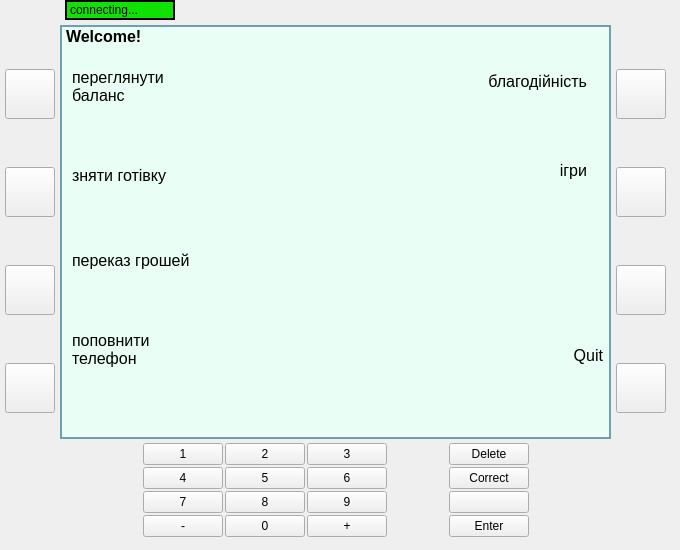
First picture: the form in ATM_Project/mainwindow.ui, repository artikgak/MOOP_ATM, before the edit.
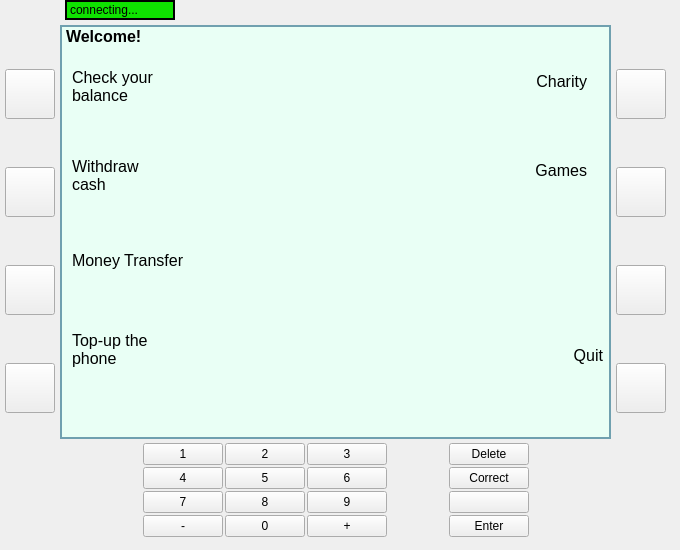
Second picture: the form after the edit. The open tabs and pages were chosen to show the change. Icons and pictures are not drawn.

```diff
--- a/ATM_Project/mainwindow.ui
+++ b/ATM_Project/mainwindow.ui
@@ -595,7 +595,7 @@
 </string>
                 </property>
                 <property name="text">
-                 <string>благодійність</string>
+                 <string>Charity</string>
                 </property>
                 <property name="alignment">
                  <set>Qt::AlignRight|Qt::AlignTrailing|Qt::AlignVCenter</set>
@@ -645,7 +645,7 @@
                  <string notr="true">border-width: 0px;</string>
                 </property>
                 <property name="text">
-                 <string>зняти готівку</string>
+                 <string>Withdraw cash</string>
                 </property>
                 <property name="wordWrap">
                  <bool>true</bool>
@@ -692,7 +692,7 @@
                  <string notr="true">border-width: 0px;</string>
                 </property>
                 <property name="text">
-                 <string>ігри</string>
+                 <string>Games</string>
                 </property>
                 <property name="alignment">
                  <set>Qt::AlignRight|Qt::AlignTrailing|Qt::AlignVCenter</set>
@@ -739,7 +739,7 @@
                  <string notr="true">border-width: 0px;</string>
                 </property>
                 <property name="text">
-                 <string>переглянути баланс</string>
+                 <string>Check your balance</string>
                 </property>
                 <property name="wordWrap">
                  <bool>true</bool>
@@ -786,7 +786,7 @@
                  <string notr="true">border-width: 0px;</string>
                 </property>
                 <property name="text">
-                 <string>переказ грошей</string>
+                 <string>Money Transfer</string>
                 </property>
                 <property name="wordWrap">
                  <bool>true</bool>
@@ -833,7 +833,7 @@
                  <string notr="true">border-width: 0px;</string>
                 </property>
                 <property name="text">
-                 <string>поповнити телефон</string>
+                 <string>Top-up the phone</string>
                 </property>
                 <property name="wordWrap">
                  <bool>true</bool>
```
Left out of the diff: 52 changed lines with no effect on the pictures.
